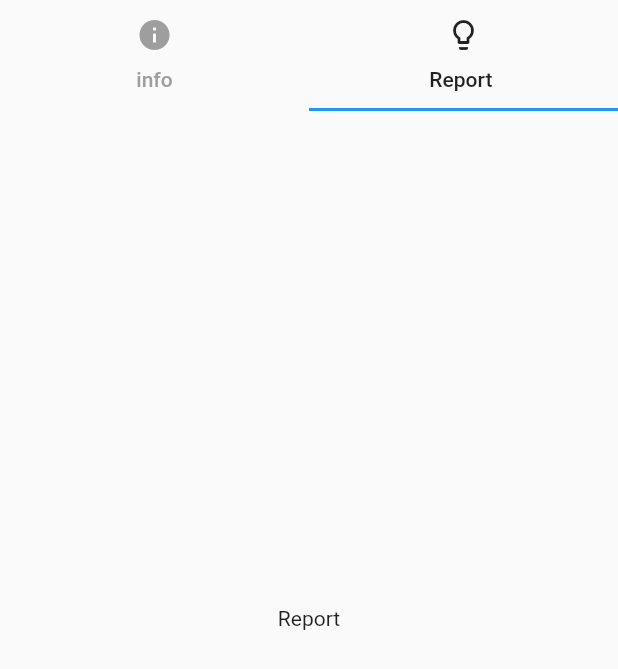
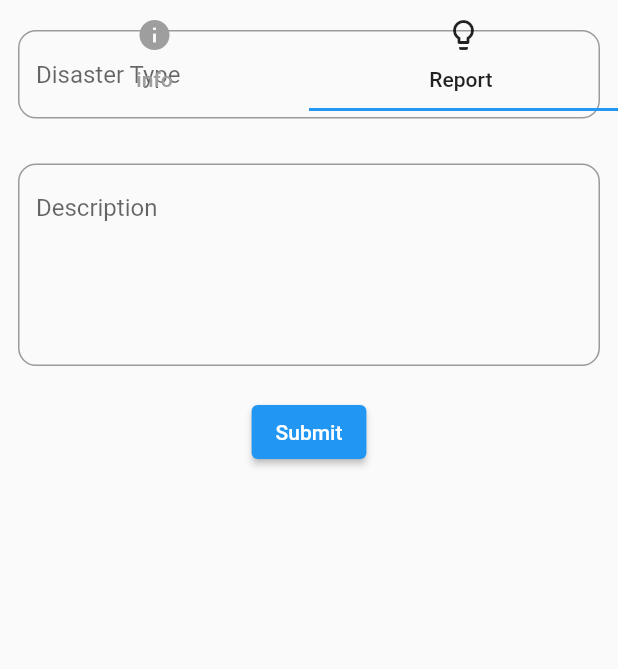
Before and after one commit to Krishanadave671/codeissance_47_teamkppp, a Flutter app: the DisasterScreen screen opened by its route, tab 2 chosen, scrolled down 274 dp, on a phone screen of 412 x 824 dp. Shown: the top 669 px of the screen. Run offline on Flutter 3.47's test engine with Material 2 defaults, Android fonts, the phone set to English and light mode, and no system bars; our stand-ins replace carousel_slider, cloud_firestore, country_picker, firebase_auth, firebase_core, firebase_storage and 2 more; missing offline and left inert: place_picker; accounts and stored records are empty; network calls fail.

Commit message:
Commit1001

```diff
--- a/flutter_templates/lib/features/screens/screen/disasterscreen.dart
+++ b/flutter_templates/lib/features/screens/screen/disasterscreen.dart
@@ -3,6 +3,9 @@ import 'package:flutter/src/widgets/container.dart';
 import 'package:flutter/src/widgets/framework.dart';
 import 'package:flutter_riverpod/flutter_riverpod.dart';
 import 'package:flutter_templates/features/screens/screen/info_screen.dart';
+import 'package:flutter_templates/features/screens/screen/reportformscreen.dart';
+import 'package:place_picker/entities/location_result.dart';
+import 'package:place_picker/widgets/place_picker.dart';
 
 class DisasterScreen extends ConsumerStatefulWidget {
   static const routeName = '/disaster-screen';
@@ -56,11 +59,12 @@ class _DisasterScreenState extends ConsumerState<DisasterScreen> {
               TabBarView(
             children: [
               Infoscreen(),
-              Container(
-                child: Center(
-                  child: Text("Report"),
-                ),
-              ),
+              // Container(
+              //   child: Center(
+              //     child: Text("Report"),
+              //   ),
+              // ),
+              ReportFormScreen()
             ],
           ),
         ),
--- /dev/null
+++ b/flutter_templates/lib/features/screens/screen/reportformscreen.dart
@@ -0,0 +1,97 @@
+import 'package:cloud_firestore/cloud_firestore.dart';
+import 'package:flutter/material.dart';
+import 'package:flutter/src/widgets/container.dart';
+import 'package:flutter/src/widgets/framework.dart';
+import 'package:flutter_templates/features/screens/screen/disasterscreen.dart';
+import 'package:place_picker/entities/location_result.dart';
+import 'package:place_picker/widgets/place_picker.dart';
+
+class ReportFormScreen extends StatefulWidget {
+  const ReportFormScreen({super.key});
+
+  @override
+  State<ReportFormScreen> createState() => _ReportFormScreenState();
+}
+
+class _ReportFormScreenState extends State<ReportFormScreen> {
+  var _latitude;
+  var _longitude;
+  void initState() {
+    super.initState();
+  }
+
+  void showPlacePicker() async {
+    LocationResult result = await Navigator.of(context).push(
+      MaterialPageRoute(
+        builder: (context) =>
+            PlacePicker("AIzaSyClwDKfzGV_7ICoib-lk2rH0iw5IlKW5Lw"),
+      ),
+    );
+
+    print(result.latLng!.latitude.toString());
+    print(result.latLng!.longitude.toString());
+    print(result.formattedAddress);
+    setState(() {
+      _latitude = result.latLng!.latitude;
+      _longitude = result.latLng!.longitude;
+    });
+  }
+
+  TextEditingController disasterType = TextEditingController();
+  TextEditingController description = TextEditingController();
+  @override
+  Widget build(BuildContext context) {
+    return Scaffold(
+      body: SingleChildScrollView(
+        child: Padding(
+          padding: const EdgeInsets.only(left: 12.0, right: 12, top: 20),
+          child: Column(
+            children: [
+              TextField(
+                decoration: InputDecoration(
+                  border: OutlineInputBorder(
+                      borderRadius: BorderRadius.circular(12)),
+                  hintText: 'Disaster Type',
+                ),
+                controller: disasterType,
+              ),
+              SizedBox(
+                height: 30,
+              ),
+              TextField(
+                maxLines: 5,
+                decoration: InputDecoration(
+                  border: OutlineInputBorder(
+                      borderRadius: BorderRadius.circular(12)),
+                  hintText: 'Description',
+                ),
+                controller: description,
+              ),
+              SizedBox(
+                height: 20,
+              ),
+              ElevatedButton(
+                  onPressed: () async {
+                    showPlacePicker();
+                    await addGeoPoint();
+                    // Navigator.of(context).push(MaterialPageRoute(
+                    //     builder: (context) => DisasterScreen()));
+                  },
+                  child: Text('Submit'))
+            ],
+          ),
+        ),
+      ),
+    );
+  }
+
+  Future<DocumentReference?> addGeoPoint() async {
+    GeoPoint point = GeoPoint(_latitude, _longitude);
+    return FirebaseFirestore.instance.collection('disaster').add({
+      'locationLat': point.latitude,
+      'locationLong': point.longitude,
+      'description': description.text,
+      'disasterType': disasterType.text
+    });
+  }
+}
--- a/flutter_templates/lib/main.dart
+++ b/flutter_templates/lib/main.dart
@@ -34,7 +34,7 @@ class MyApp extends ConsumerWidget {
               if (user == null) {
                 return const LandingScreen();
               }
-              return const HomePage();
+              return const DisasterScreen();
             },
             error: (err, trace) {
               return ErrorScreen(
```
Also changed, not shown: flutter_templates/lib/features/screens/screen/info_screen.dart (+45 -5 lines), flutter_templates/pubspec.lock, 5 other files.
